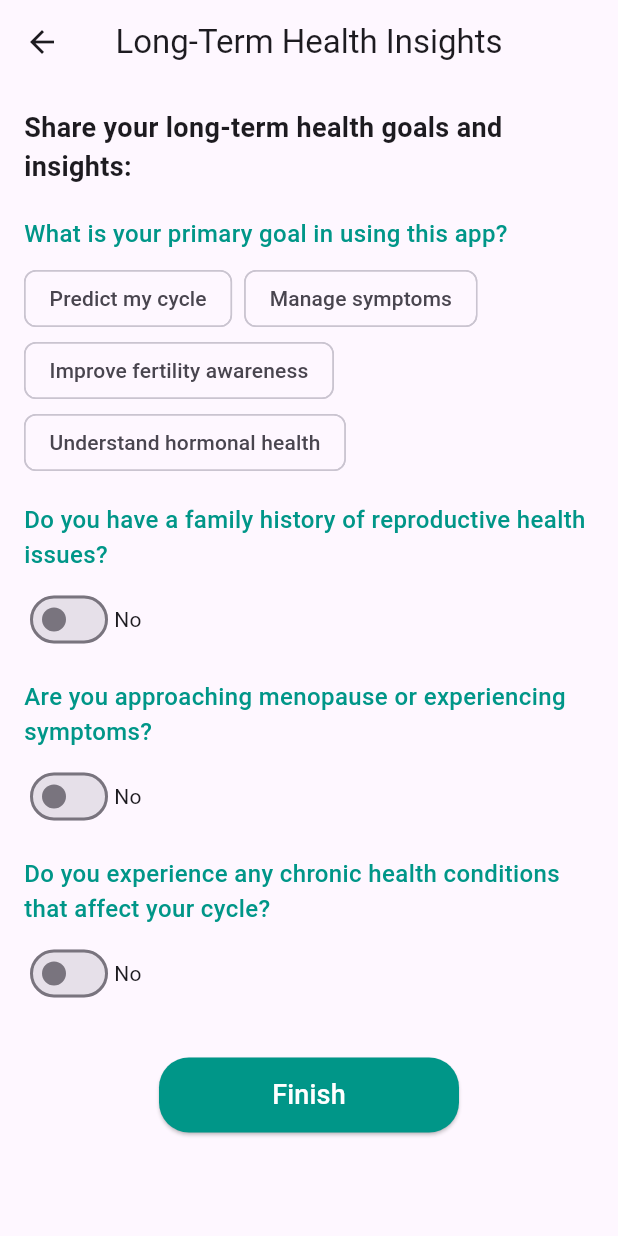
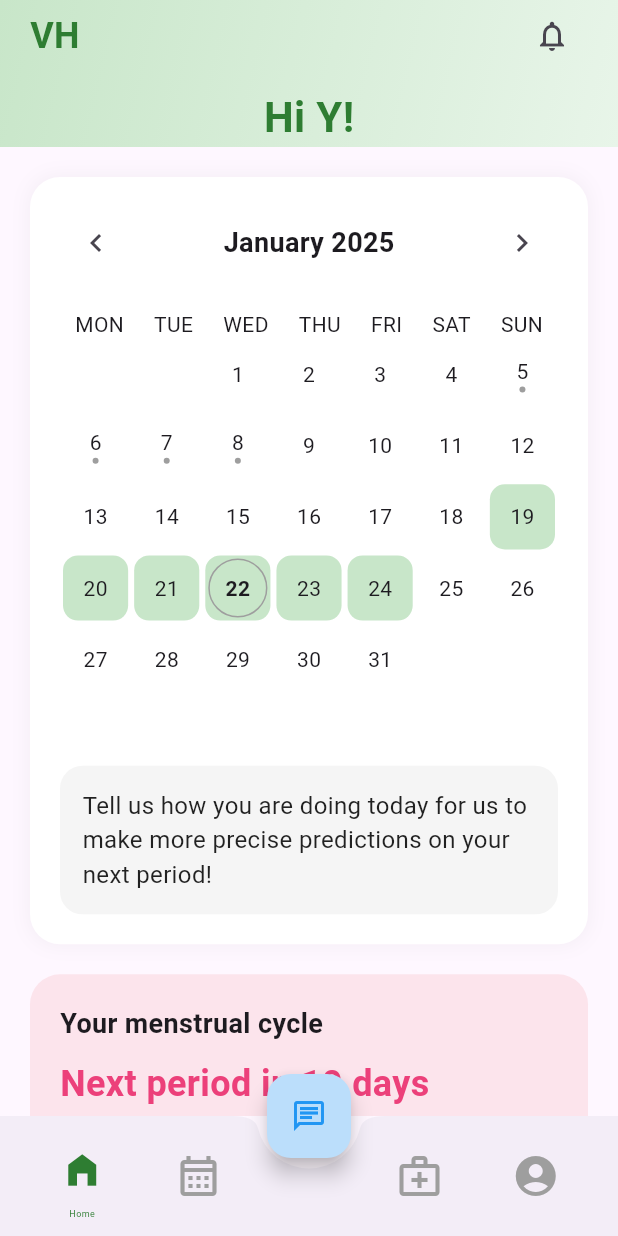
Before and after one commit to VoMinhKhoii/flutter_application_1, a Flutter app: the LongTermHealthInsightsPage screen opened directly, after a tap on "Finish", on a phone screen of 412 x 824 dp. Run offline on Flutter 3.47's test engine with Material 3 defaults, Android fonts, the phone set to English and light mode, and no system bars; our stand-ins replace firebase_core; accounts and stored records are empty.

```diff
--- a/lib/main.dart
+++ b/lib/main.dart
@@ -1,5 +1,5 @@
 import 'package:flutter/material.dart';
-import 'package:flutter_application_1/screens/BasicInfoPage.dart';
+import 'package:flutter_application_1/screens/greeting.dart';
 //import 'screens/home_screen.dart';
 import 'package:firebase_core/firebase_core.dart';
 
@@ -20,7 +20,7 @@ class VnHopeApp extends StatelessWidget {
         primarySwatch: Colors.teal,
       ),
       //home: HomeScreen(), // Default screen
-      home: BasicInfoApp(),
+      home: GreetingPage(),
     );
   }
 }
--- /dev/null
+++ b/lib/screens/HomePage.dart
@@ -0,0 +1,384 @@
+import 'package:flutter/material.dart';
+import 'package:intl/intl.dart';
+
+class HomePage extends StatefulWidget {
+  const HomePage({super.key});
+
+  @override
+  _HomePageState createState() => _HomePageState();
+}
+
+class _HomePageState extends State<HomePage> {
+  final DateTime _currentDate = DateTime.now();
+  final List<int> _periodDays = [19, 20, 21, 22, 23, 24]; // Example period days
+  final List<int> _symptomsLoggedDays = [5, 6, 7, 8]; // Days with logged symptoms
+  int _selectedMonth = DateTime.now().month;
+  int _selectedYear = DateTime.now().year;
+
+  @override
+  Widget build(BuildContext context) {
+    return Scaffold(
+      body: Stack(
+        children: [
+          Column(
+            children: [
+              // Custom app bar with gradient background
+              Container(
+                padding: EdgeInsets.only(
+                  top: MediaQuery.of(context).padding.top,
+                  bottom: 0,
+                  left: 20,
+                  right: 20,
+                ),
+                decoration: BoxDecoration(
+                  gradient: LinearGradient(
+                    begin: Alignment.topLeft,
+                    end: Alignment.bottomRight,
+                    colors: [
+                      Colors.green[100]!,
+                      Colors.green[50]!,
+                    ],
+                  ),
+                ),
+                child: Column(
+                  crossAxisAlignment: CrossAxisAlignment.center,
+                  children: [
+                    Row(
+                      children: [
+                        Text(
+                          'VH',
+                          style: TextStyle(
+                            fontSize: 24,
+                            fontWeight: FontWeight.bold,
+                            color: Colors.green[800],
+                          ),
+                        ),
+                        const Spacer(),
+                        IconButton(
+                          icon: const Icon(Icons.notifications_none),
+                          onPressed: () {
+                            // Placeholder for notification button
+                          },
+                        ),
+                      ],
+                    ),
+                    const SizedBox(height: 10),
+                    Text(
+                      'Hi Y!',
+                      style: TextStyle(
+                        fontSize: 28,
+                        fontWeight: FontWeight.bold,
+                        color: Colors.green[800],
+                      ),
+                    ),
+                  ],
+                ),
+              ),
+
+              Expanded(
+                child: SingleChildScrollView(
+                  padding: const EdgeInsets.all(20),
+                  child: Column(
+                    crossAxisAlignment: CrossAxisAlignment.start,
+                    children: [
+                      // Calendar Section
+                      Container(
+                        padding: const EdgeInsets.all(20),
+                        decoration: BoxDecoration(
+                          color: Colors.white,
+                          borderRadius: BorderRadius.circular(20),
+                          boxShadow: [
+                            BoxShadow(
+                              color: Colors.grey.withOpacity(0.1),
+                              spreadRadius: 1,
+                              blurRadius: 10,
+                            ),
+                          ],
+                        ),
+                        child: Column(
+                          children: [
+                            // Month Navigation
+                            Row(
+                              mainAxisAlignment: MainAxisAlignment.spaceBetween,
+                              children: [
+                                IconButton(
+                                  icon: const Icon(Icons.chevron_left),
+                                  onPressed: () {
+                                    setState(() {
+                                      if (_selectedMonth == 1) {
+                                        _selectedMonth = 12;
+                                        _selectedYear--;
+                                      } else {
+                                        _selectedMonth--;
+                                      }
+                                    });
+                                  },
+                                ),
+                                Text(
+                                  DateFormat('MMMM yyyy').format(
+                                    DateTime(_selectedYear, _selectedMonth),
+                                  ),
+                                  style: const TextStyle(
+                                    fontSize: 18,
+                                    fontWeight: FontWeight.bold,
+                                  ),
+                                ),
+                                IconButton(
+                                  icon: const Icon(Icons.chevron_right),
+                                  onPressed: () {
+                                    setState(() {
+                                      if (_selectedMonth == 12) {
+                                        _selectedMonth = 1;
+                                        _selectedYear++;
+                                      } else {
+                                        _selectedMonth++;
+                                      }
+                                    });
+                                  },
+                                ),
+                              ],
+                            ),
+                            const SizedBox(height: 20),
+
+                            // Calendar Grid
+                            _buildCalendarGrid(),
+                            // Status Message
+                            Container(
+                              padding: const EdgeInsets.all(15),
+                              decoration: BoxDecoration(
+                                color: Colors.grey[100],
+                                borderRadius: BorderRadius.circular(15),
+                              ),
+                              child: const Text(
+                                'Tell us how you are doing today for us to make more precise predictions on your next period!',
+                                style: TextStyle(
+                                  fontSize: 16,
+                                  color: Colors.black87,
+                                ),
+                              ),
+                            ),
+                          ],
+                        ),
+                      ),
+
+                      const SizedBox(height: 20),
+
+                      // Cycle Prediction Card
+                      Container(
+                        padding: const EdgeInsets.all(20),
+                        decoration: BoxDecoration(
+                          color: Colors.pink[50],
+                          borderRadius: BorderRadius.circular(20),
+                        ),
+                        child: Column(
+                          crossAxisAlignment: CrossAxisAlignment.start,
+                          children: [
+                            const Text(
+                              'Your menstrual cycle',
+                              style: TextStyle(
+                                fontSize: 18,
+                                fontWeight: FontWeight.bold,
+                              ),
+                            ),
+                            const SizedBox(height: 10),
+                            Text(
+                              'Next period in 10 days',
+                              style: TextStyle(
+                                fontSize: 24,
+                                fontWeight: FontWeight.bold,
+                                color: Colors.pink[400],
+                              ),
+                            ),
+                            const SizedBox(height: 5),
+                            const Text(
+                              'Your cycle has been regular. Keep tracking for more accurate predictions!',
+                              style: TextStyle(
+                                fontSize: 16,
+                                color: Colors.black87,
+                              ),
+                            ),
+                          ],
+                        ),
+                      ),
+                    ],
+                  ),
+                ),
+              ),
+            ],
+          ),
+
+        ],
+      ),
+      bottomNavigationBar: BottomAppBar(
+        shape: const CircularNotchedRectangle(),
+        notchMargin: 7.0,
+        child: Row(
+          mainAxisAlignment: MainAxisAlignment.spaceAround,
+          children: [
+            Column(
+      mainAxisSize: MainAxisSize.min,
+      children: [
+                IconButton(
+      icon: const Icon(Icons.home_filled),
+      iconSize: 28, // Reduced from 32
+      padding: EdgeInsets.zero,
+      constraints: const BoxConstraints(),
+      color: Colors.green[800],
+      onPressed: () {
+        // Placeholder for Home button
+      },
+    ),
+    const SizedBox(height: 2), // Small spacing between icon and text
+    Container(
+      width: 42,
+      padding: const EdgeInsets.symmetric(horizontal: 2),
+      child: Text(
+        'Home',
+        style: TextStyle(
+          color: Colors.green[800],
+          fontSize: 6,
+          height: 1.0,
+        ),
+        textAlign: TextAlign.center,
+        maxLines: 1,
+        overflow: TextOverflow.ellipsis,
+      ),
+    ),
+  ],
+),
+            IconButton(
+              icon: const Icon(Icons.calendar_month_outlined),
+              iconSize: 32,
+              color: Colors.grey,
+              onPressed: () {
+                // Placeholder for Period Tracker button
+              },
+            ),
+            const SizedBox(width: 40), // Space for the notch
+            IconButton(
+              icon: const Icon(Icons.medical_services_outlined),
+              iconSize: 32,
+              color: Colors.grey,
+              onPressed: () {
+                // Placeholder for Telemedicine button
+              },
+            ),
+            IconButton(
+              icon: const Icon(Icons.account_circle),
+              iconSize: 32,
+              color: Colors.grey,
+              onPressed: () {
+                // Placeholder for Profile button
+              },
+            ),
+          ],
+        ),
+      ),
+      floatingActionButton: FloatingActionButton(
+        backgroundColor: Colors.blue[100],
+        child: const Icon(Icons.chat_outlined, color: Colors.blue),
+        onPressed: () {
+          // Placeholder for Floating AI button
+        },
+      ),
+      floatingActionButtonLocation: FloatingActionButtonLocation.centerDocked,
+    );
+  }
+
+  Widget _buildCalendarGrid() {
+    final daysInMonth = DateTime(_selectedYear, _selectedMonth + 1, 0).day;
+    final firstDayOfMonth = DateTime(_selectedYear, _selectedMonth, 1);
+    final firstWeekdayOfMonth = firstDayOfMonth.weekday;
+
+    return Column(
+      children: [
+        // Weekday headers
+        Row(
+          mainAxisAlignment: MainAxisAlignment.spaceAround,
+          children: const [
+            Text('MON'),
+            Text('TUE'),
+            Text('WED'),
+            Text('THU'),
+            Text('FRI'),
+            Text('SAT'),
+            Text('SUN'),
+          ],
+        ),
+        const SizedBox(height: 0),
+        // Calendar days
+        GridView.builder(
+          shrinkWrap: true,
+          physics: const NeverScrollableScrollPhysics(),
+          gridDelegate: const SliverGridDelegateWithFixedCrossAxisCount(
+            crossAxisCount: 7,
+            childAspectRatio: 1,
+          ),
+          itemCount: 42, // 6 weeks * 7 days
+          itemBuilder: (context, index) {
+            final dayOffset = index - (firstWeekdayOfMonth - 1);
+            if (dayOffset < 0 || dayOffset >= daysInMonth) {
+              return Container();
+            }
+
+            final dayNumber = dayOffset + 1;
+            final isToday = dayNumber == _currentDate.day &&
+                _selectedMonth == _currentDate.month &&
+                _selectedYear == _currentDate.year;
+            final isPeriodDay = _periodDays.contains(dayNumber);
+            final hasSymptoms = _symptomsLoggedDays.contains(dayNumber);
+
+            return GestureDetector(
+              onTap: () {
+                // Placeholder for date selection
+              },
+              child: Stack(
+                alignment: Alignment.center,
+                children: [
+                  // Period day background
+                  if (isPeriodDay)
+                    Container(
+                      margin: const EdgeInsets.all(2),
+                      decoration: BoxDecoration(
+                        color: Colors.green[100],
+                        borderRadius: BorderRadius.circular(10),
+                      ),
+                    ),
+                  // Today indicator
+                  if (isToday)
+                    Container(
+                      margin: const EdgeInsets.all(4),
+                      decoration: BoxDecoration(
+                        border: Border.all(color: Colors.grey),
+                        shape: BoxShape.circle,
+                      ),
+                    ),
+                  Column(
+                    mainAxisAlignment: MainAxisAlignment.center,
+                    children: [
+                      Text(
+                        dayNumber.toString(),
+                        style: TextStyle(
+                          fontWeight: isToday ? FontWeight.bold : FontWeight.normal,
+                        ),
+                      ),
+                      if (hasSymptoms)
+                        Container(
+                          width: 4,
+                          height: 4,
+                          decoration: const BoxDecoration(
+                            color: Colors.grey,
+                            shape: BoxShape.circle,
+                          ),
+                        ),
+                    ],
+                  ),
+                ],
+              ),
+            );
+          },
+        ),
+      ],
+    );
+  }
+}
--- a/lib/screens/LongTermHealthInsightsPage.dart
+++ b/lib/screens/LongTermHealthInsightsPage.dart
@@ -1,4 +1,5 @@
 import 'package:flutter/material.dart';
+import 'package:flutter_application_1/screens/HomePage.dart';
 
 class LongTermHealthInsightsPage extends StatefulWidget {
   const LongTermHealthInsightsPage({super.key});
@@ -132,6 +133,12 @@ class _LongTermHealthInsightsPageState
                 alignment: Alignment.center,
                 child: ElevatedButton(
                   onPressed: () {
+                    Navigator.push(
+                      context,
+                      MaterialPageRoute(
+                        builder: (context) => const HomePage(), // Replace with the next page
+                      ),
+                    );
                     // Perform validations if needed
                     print('Finish button pressed');
                   },
--- a/lib/screens/greeting.dart
+++ b/lib/screens/greeting.dart
@@ -1,5 +1,6 @@
 import 'package:flutter/material.dart';
 import 'package:flutter/services.dart';
+import 'package:flutter_application_1/screens/BasicInfoPage.dart';
 import 'login.dart'; // Import the LoginPage
 
 class GreetingPage extends StatelessWidget {
@@ -85,7 +86,10 @@ class GreetingPage extends StatelessWidget {
 
               ElevatedButton(
                 onPressed: () {
-                  // Navigate to Sign Up (Placeholder Action)
+                  Navigator.push(
+                    context,
+                    MaterialPageRoute(builder: (context) => BasicInfoPage()),
+                  );
                   print('Sign Up tapped');
                 },
                 style: ElevatedButton.styleFrom(
--- a/pubspec.yaml
+++ b/pubspec.yaml
@@ -31,6 +31,7 @@ dependencies:
   flutter:
     sdk: flutter
   font_awesome_flutter: ^10.4.0
+  intl: ^0.18.0 # Ensure you use the latest compatible version
 
   # The following adds the Cupertino Icons font to your application.
   # Use with the CupertinoIcons class for iOS style icons.
```
Also changed, not shown: pubspec.lock.
